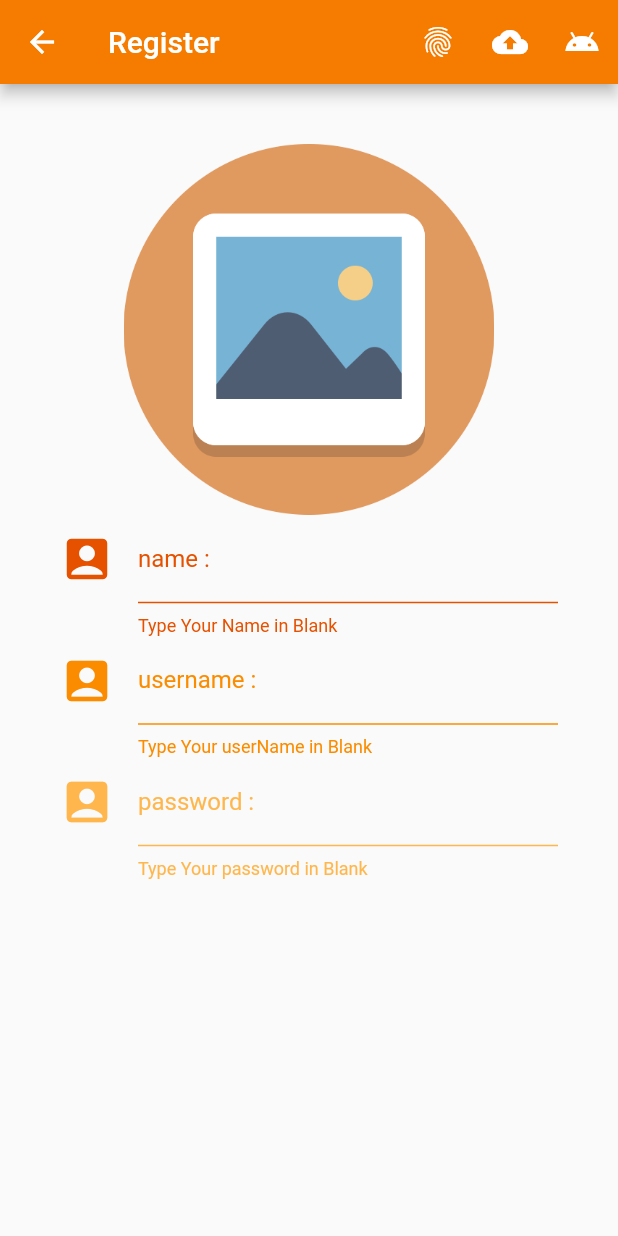
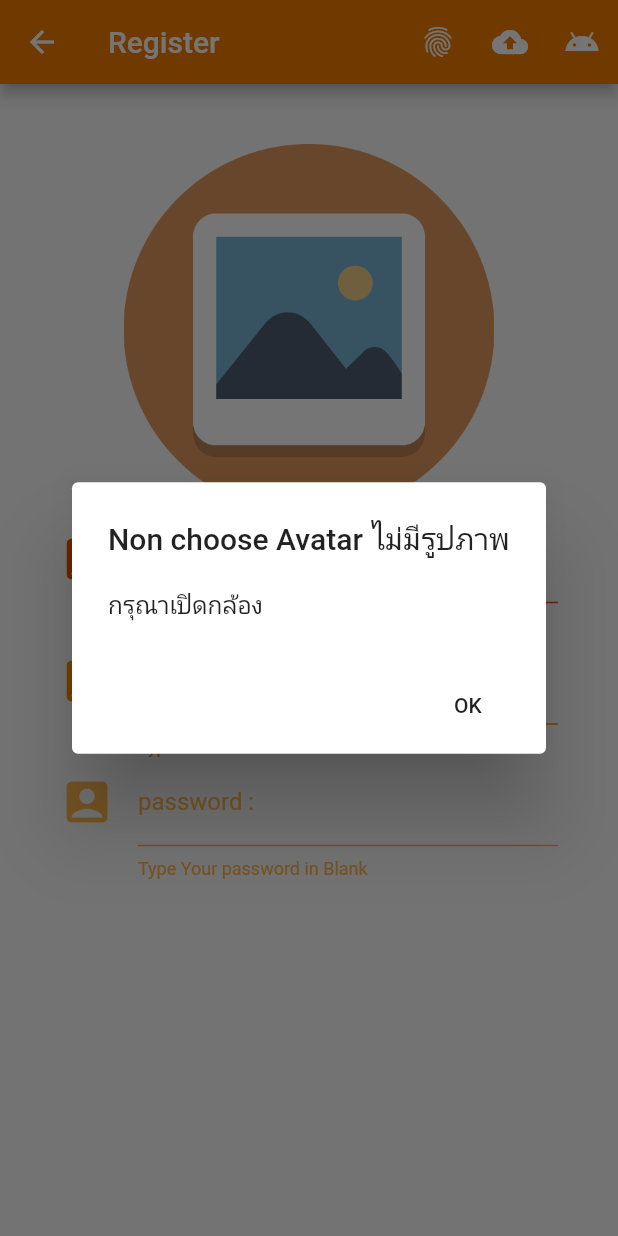
Before and after one commit to Gunyaphut/ApoRice, a Flutter app: the Register screen opened directly, after a tap on the "cloud upload" icon, on a phone screen of 412 x 824 dp. Run offline on Flutter 3.47's test engine with Material 2 defaults, Android fonts, the phone set to English and light mode, and no system bars; our stand-ins replace dio, google_fonts, image_picker; missing offline and left inert: dart:ffi.

Commit message:
Register Success

```diff
--- /dev/null
+++ b/lib/utility/normal_dialog.dart
@@ -0,0 +1,18 @@
+import 'package:flutter/material.dart';
+
+Future<void> normalDialog(
+    BuildContext context, String title, String message) async {
+  showDialog(
+    context: context,
+    builder: (context) => AlertDialog(
+      title: Text(title),
+      content: Text(message),
+      actions: <Widget>[
+        FlatButton(
+          onPressed: () => Navigator.of(context).pop(),
+          child: Text('OK'),
+        ),
+      ],
+    ),
+  );
+}
--- a/lib/widget/register.dart
+++ b/lib/widget/register.dart
@@ -1,6 +1,10 @@
+import 'dart:ffi';
 import 'dart:io';
+import 'dart:math';
 import 'dart:ui';
 
+import 'package:aporice/utility/normal_dialog.dart';
+import 'package:dio/dio.dart';
 import 'package:flutter/material.dart';
 import 'package:image_picker/image_picker.dart';
 
@@ -12,6 +16,7 @@ class Register extends StatefulWidget {
 class _RegisterState extends State<Register> {
   // Field  ใช้ในการประกาศตัวแปล
   File file;
+  String name, user, password, urlPath;
 
   // Method
 
@@ -20,6 +25,7 @@ class _RegisterState extends State<Register> {
     String title = 'name :';
     String help = 'Type Your Name in Blank';
     return TextField(
+      onChanged: (value) => name = value.trim(),
       decoration: InputDecoration(
         enabledBorder:
             UnderlineInputBorder(borderSide: BorderSide(color: color)),
@@ -41,6 +47,7 @@ class _RegisterState extends State<Register> {
     String title = 'username :';
     String help = 'Type Your userName in Blank';
     return TextField(
+      onChanged: (value) => user = value.trim(),
       decoration: InputDecoration(
         enabledBorder:
             UnderlineInputBorder(borderSide: BorderSide(color: color)),
@@ -62,6 +69,7 @@ class _RegisterState extends State<Register> {
     String title = 'password :';
     String help = 'Type Your password in Blank';
     return TextField(
+      onChanged: (value) => password = value.trim(),
       decoration: InputDecoration(
         enabledBorder:
             UnderlineInputBorder(borderSide: BorderSide(color: color)),
@@ -119,8 +127,67 @@ class _RegisterState extends State<Register> {
     // สร้างก้อนเมฆ
     return IconButton(
       icon: Icon(Icons.cloud_upload),
-      onPressed: () {},
+      onPressed: () {
+        if (file == null) {
+          normalDialog(
+              context, 'Non choose Avatar ไม่มีรูปภาพ', 'กรุณาเปิดกล้อง');
+        } else if (name == null ||
+            name.isEmpty ||
+            user == null ||
+            user.isEmpty ||
+            password == null ||
+            password.isEmpty) {
+          normalDialog(context, 'มีช่องว่าง', 'กรุณาใส่ข้อความ');
+        } else {
+          uplodeImageToServer();
+        }
+      },
     );
+  }
+
+//ตัวอย่างการอัพโหลดรูปไป  เซิฟเวอร์
+  Future<void> uplodeImageToServer() async {
+    try {
+      String url = 'https://www.androidthai.in.th/rice/saveFileApo.php';
+
+      Map<String, dynamic> map = Map();
+
+      Random random = Random();
+      int i = random.nextInt(100000);
+
+      //การสั่งให้อัพโหลดรูปภาพขึ้นเซิร์ฟ
+
+      map['file'] = UploadFileInfo(file, 'user$i.jpg');
+      FormData formData = FormData.from(map);
+
+      //var response = await Dio().post(url, data: ชื่อที่มาจากเซิฟอาหาร);
+      var response = await Dio().post(url, data: formData);
+      print('response = ${response.toString()}');
+
+     urlPath = 'https://www.androidthai.in.th/rice/Apo/user$i.jpg';
+     insertDataToMySQL();
+
+    } catch (e) {
+      print('error ==> ${e.toString()}');
+    }
+  }
+
+  Future<void> insertDataToMySQL()async{
+
+try {
+  String url = 'https://www.androidthai.in.th/rice/addUserApo.php?isAdd=true&Name=$name&User=$user&Password=$password&Avatar=$urlPath';
+  var response = await Dio().get(url);
+
+  if (response.toString()== 'true') {
+    Navigator.of(context).pop();
+
+  } else {
+    normalDialog(context,'Cannot Register', 'Please Try Agains กรุณาอีกครั้ง');
+  }
+
+} catch (e) {
+}
+
   }
 
   Widget registerButton3() {
--- a/pubspec.yaml
+++ b/pubspec.yaml
@@ -25,6 +25,7 @@ dependencies:
   cupertino_icons: ^0.1.2
   google_fonts: ^0.3.10
   image_picker: ^0.6.3+4
+  dio: ^2.1.3
 
 
 dev_dependencies:
```
Also changed, not shown: pubspec.lock.
